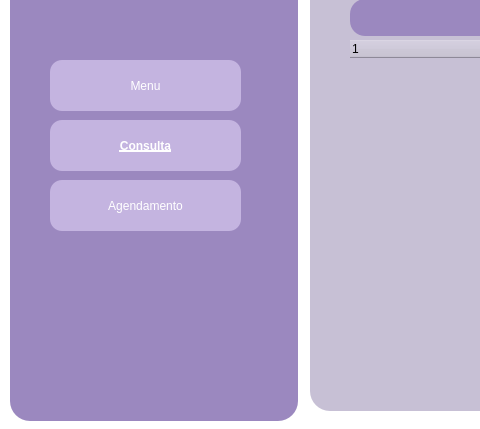
Old version of the form VeterinaryScheduleSystem/consultasdodia.ui in the repository brenoafsa/VeterinaryScheduleSystem; both pictures show x 0 to 480 and y 190 to 619 of the 1302 by 619 pixel window.
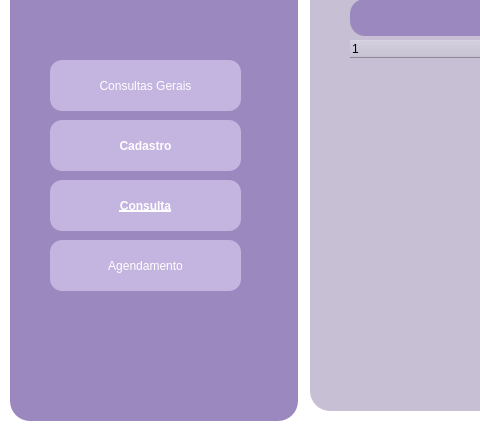
New version of the form. Icons and pictures are not drawn.

Diff of the .ui file:
```diff
--- a/VeterinaryScheduleSystem/consultasdodia.ui
+++ b/VeterinaryScheduleSystem/consultasdodia.ui
@@ -180,14 +180,14 @@
 color: #ffffff</string>
     </property>
     <property name="text">
-     <string>Menu</string>
+     <string>Consultas Gerais</string>
     </property>
    </widget>
    <widget class="QPushButton" name="consultaButton_2">
     <property name="geometry">
      <rect>
       <x>40</x>
-      <y>300</y>
+      <y>360</y>
       <width>191</width>
       <height>51</height>
      </rect>
@@ -216,7 +216,7 @@
     <property name="geometry">
      <rect>
       <x>40</x>
-      <y>360</y>
+      <y>420</y>
       <width>191</width>
       <height>51</height>
      </rect>
@@ -251,6 +251,34 @@
      <bool>true</bool>
     </property>
    </widget>
+   <widget class="QPushButton" name="pushButton_6">
+    <property name="geometry">
+     <rect>
+      <x>40</x>
+      <y>300</y>
+      <width>191</width>
+      <height>51</height>
+     </rect>
+    </property>
+    <property name="font">
+     <font>
+      <family>System</family>
+      <pointsize>9</pointsize>
+      <italic>false</italic>
+      <bold>true</bold>
+     </font>
+    </property>
+    <property name="styleSheet">
+     <string notr="true">background-color: #C4B4E0;
+font: 700 9pt &quot;System&quot;;
+border-radius: 12px;
+padding: 5px;
+color: rgb(255, 255, 255);</string>
+    </property>
+    <property name="text">
+     <string>Cadastro</string>
+    </property>
+   </widget>
    <zorder>agendamentoButton_2</zorder>
    <zorder>label_2</zorder>
    <zorder>menuButton_2</zorder>
```
Left out of the diff: 1 changed line with no effect on the pictures.
